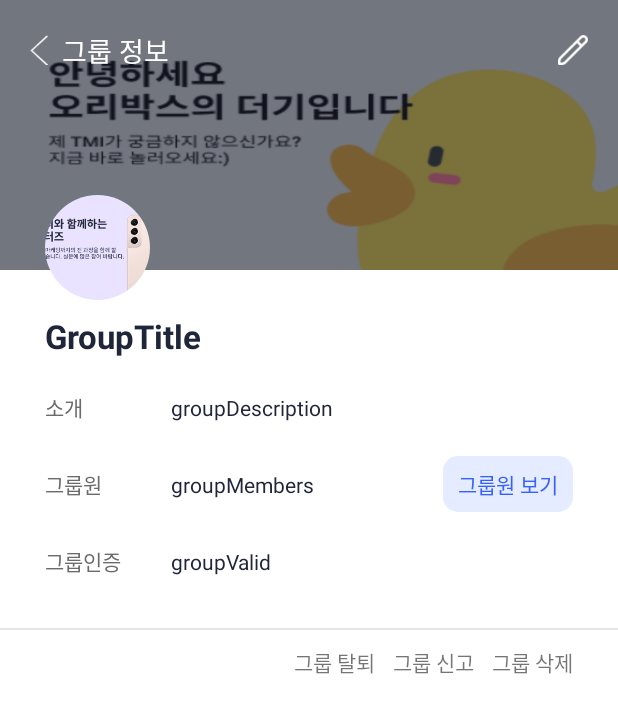
After one commit to A-APT/DuckBox-Android, an Android app: the layout activity_group_setting.xml on its own in the app's theme, with its tools: preview values and no code run, on a phone screen of 412 x 824 dp. The commit adds this screen. Shown: the top 713 px of the screen. Run offline under Robolectric (Android 15) with nearby library versions, the phone set to English and light mode, and no system bars.

Commit message:
feat: GroupDetail groupSetting

```diff
--- a/app/build.gradle
+++ b/app/build.gradle
@@ -48,5 +48,6 @@ dependencies {
     implementation 'com.google.android.material:material:1.5.0.'
     //indicator
     implementation 'me.relex:circleindicator:2.1.6'
-
+    //Circle ImageView
+    implementation 'de.hdodenhof:circleimageview:3.1.0'
 }
--- a/app/src/main/res/drawable/border_bottom.xml
+++ b/app/src/main/res/drawable/border_bottom.xml
@@ -2,9 +2,9 @@
 <layer-list xmlns:android="http://schemas.android.com/apk/res/android" >
     <item
         android:bottom="1dp"
-        android:left="-1dp"
-        android:right="-1dp"
-        android:top="-1dp">
+        android:left="-2dp"
+        android:right="-2dp"
+        android:top="-2dp">
         <shape android:shape="rectangle" >
             <stroke
                 android:width="1dp"
--- /dev/null
+++ b/app/src/main/res/layout/activity_group_setting.xml
@@ -0,0 +1,204 @@
+<?xml version="1.0" encoding="utf-8"?>
+<LinearLayout xmlns:android="http://schemas.android.com/apk/res/android"
+    xmlns:app="http://schemas.android.com/apk/res-auto"
+    xmlns:tools="http://schemas.android.com/tools"
+    android:layout_width="match_parent"
+    android:layout_height="match_parent"
+    android:orientation="vertical"
+    tools:context=".view.activity.GroupSettingActivity">
+
+    <FrameLayout
+        android:layout_width="match_parent"
+        android:layout_height="200dp"
+        android:orientation="horizontal">
+
+        <ImageView
+            android:id="@+id/groupBackground"
+            android:layout_width="match_parent"
+            android:layout_height="180dp"
+            android:contentDescription="groupBackground"
+            android:scaleType="fitXY"
+            android:src="@drawable/banner1" />
+
+        <ImageView
+            android:layout_width="match_parent"
+            android:layout_height="180dp"
+            android:contentDescription="gradation"
+            android:scaleType="fitXY"
+            android:src="@drawable/gradation" />
+
+        <LinearLayout
+            android:layout_width="match_parent"
+            android:layout_height="wrap_content"
+            android:gravity="center_vertical"
+            android:orientation="horizontal"
+            android:padding="20dp">
+
+            <ImageView
+                android:id="@+id/backBtn"
+                android:layout_width="12dp"
+                android:layout_height="20dp"
+                android:contentDescription="backbtn"
+                android:scaleType="fitXY"
+                app:srcCompat="@drawable/back"
+                app:tint="@color/white" />
+
+            <TextView
+                android:layout_width="wrap_content"
+                android:layout_height="wrap_content"
+                android:layout_marginStart="9dp"
+                android:text="그룹 정보"
+                android:textColor="@color/white"
+                android:textSize="18sp" />
+
+            <View
+                android:layout_width="0dp"
+                android:layout_height="0dp"
+                android:layout_weight="1" />
+
+            <ImageView
+                android:id="@+id/updateGroup"
+                android:layout_width="20dp"
+                android:layout_height="20dp"
+                android:contentDescription="update"
+                app:srcCompat="@drawable/pencil" />
+
+        </LinearLayout>
+
+        <de.hdodenhof.circleimageview.CircleImageView
+            android:id="@+id/groupImage"
+            android:layout_width="70dp"
+            android:layout_height="70dp"
+            android:layout_gravity="bottom"
+            android:layout_marginStart="30dp"
+            android:src="@drawable/banner2" />
+    </FrameLayout>
+
+    <TextView
+        android:id="@+id/groupTitle"
+        android:layout_width="match_parent"
+        android:layout_height="wrap_content"
+        android:layout_marginTop="9dp"
+        android:paddingHorizontal="30dp"
+        android:text="GroupTitle"
+        android:textColor="@color/black"
+        android:textSize="22sp"
+        android:textStyle="bold" />
+
+    <LinearLayout
+        android:layout_width="match_parent"
+        android:layout_height="wrap_content"
+        android:layout_marginTop="22dp"
+        android:orientation="horizontal"
+        android:paddingHorizontal="30dp">
+
+        <TextView
+            android:layout_width="56dp"
+            android:layout_height="wrap_content"
+            android:text="소개"
+            android:textColor="@color/darkgray2"
+            android:textSize="14sp" />
+
+        <TextView
+            android:id="@+id/groupDescription"
+            android:layout_width="0dp"
+            android:layout_height="wrap_content"
+            android:layout_marginStart="28dp"
+            android:layout_weight="1"
+            android:text="groupDescription"
+            android:textColor="@color/black"
+            android:textSize="14sp" />
+    </LinearLayout>
+
+    <LinearLayout
+        android:layout_width="match_parent"
+        android:layout_height="wrap_content"
+        android:layout_marginTop="22dp"
+        android:orientation="horizontal"
+        android:paddingHorizontal="30dp">
+
+        <TextView
+            android:layout_width="56dp"
+            android:layout_height="wrap_content"
+            android:text="그룹원"
+            android:textColor="@color/darkgray2"
+            android:textSize="14sp" />
+
+        <TextView
+            android:id="@+id/groupMembers"
+            android:layout_width="0dp"
+            android:layout_height="wrap_content"
+            android:layout_marginStart="28dp"
+            android:layout_weight="1"
+            android:text="groupMembers"
+            android:textColor="@color/black"
+            android:textSize="14sp" />
+
+        <TextView
+            android:id="@+id/membersBtn"
+            android:layout_width="wrap_content"
+            android:layout_height="wrap_content"
+            android:background="@drawable/sub1_color_box_10dp"
+            android:paddingHorizontal="10dp"
+            android:paddingVertical="8dp"
+            android:text="그룹원 보기"
+            android:textColor="@color/main" />
+    </LinearLayout>
+
+    <LinearLayout
+        android:layout_width="match_parent"
+        android:layout_height="wrap_content"
+        android:layout_marginTop="22dp"
+        android:background="@drawable/border_bottom"
+        android:orientation="horizontal"
+        android:paddingHorizontal="30dp"
+        android:paddingBottom="36dp">
+
+        <TextView
+            android:layout_width="56dp"
+            android:layout_height="wrap_content"
+            android:text="그룹인증"
+            android:textColor="@color/darkgray2"
+            android:textSize="14sp" />
+
+        <TextView
+            android:id="@+id/groupValid"
+            android:layout_width="0dp"
+            android:layout_height="wrap_content"
+            android:layout_marginStart="28dp"
+            android:layout_weight="1"
+            android:text="groupValid"
+            android:textColor="@color/black"
+            android:textSize="14sp" />
+    </LinearLayout>
+
+    <LinearLayout
+        android:layout_width="match_parent"
+        android:layout_height="wrap_content"
+        android:gravity="end"
+        android:orientation="horizontal"
+        android:paddingHorizontal="30dp"
+        android:paddingTop="10dp">
+
+        <TextView
+            android:id="@+id/outGroup"
+            android:layout_width="wrap_content"
+            android:layout_height="wrap_content"
+            android:text="그룹 탈퇴" />
+
+        <TextView
+            android:id="@+id/reportGroup"
+            android:layout_width="wrap_content"
+            android:layout_height="wrap_content"
+            android:layout_marginStart="12dp"
+            android:text="그룹 신고" />
+
+        <TextView
+            android:id="@+id/deleteGroup"
+            android:layout_width="wrap_content"
+            android:layout_height="wrap_content"
+            android:layout_marginStart="12dp"
+            android:text="그룹 삭제" />
+    </LinearLayout>
+
+</LinearLayout>
```
Also changed, not shown: app/src/main/AndroidManifest.xml (+8 -0 lines), app/src/main/java/com/AligatorAPT/DuckBox/view/activity/GroupDetailActivity.kt (+11 -2 lines), app/src/main/java/com/AligatorAPT/DuckBox/view/activity/GroupSettingActivity.kt (added, +91 -0 lines), app/src/main/res/layout/activity_group_detail.xml (+34 -13 lines), app/src/main/res/drawable-v24/pencil.png (added).
